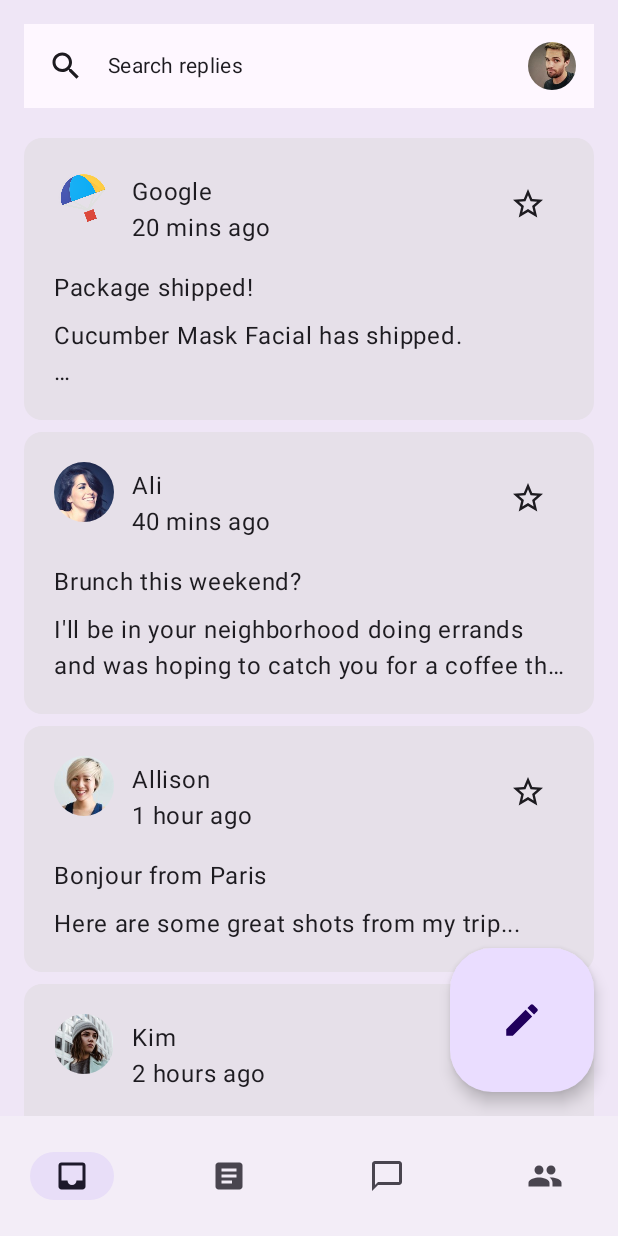
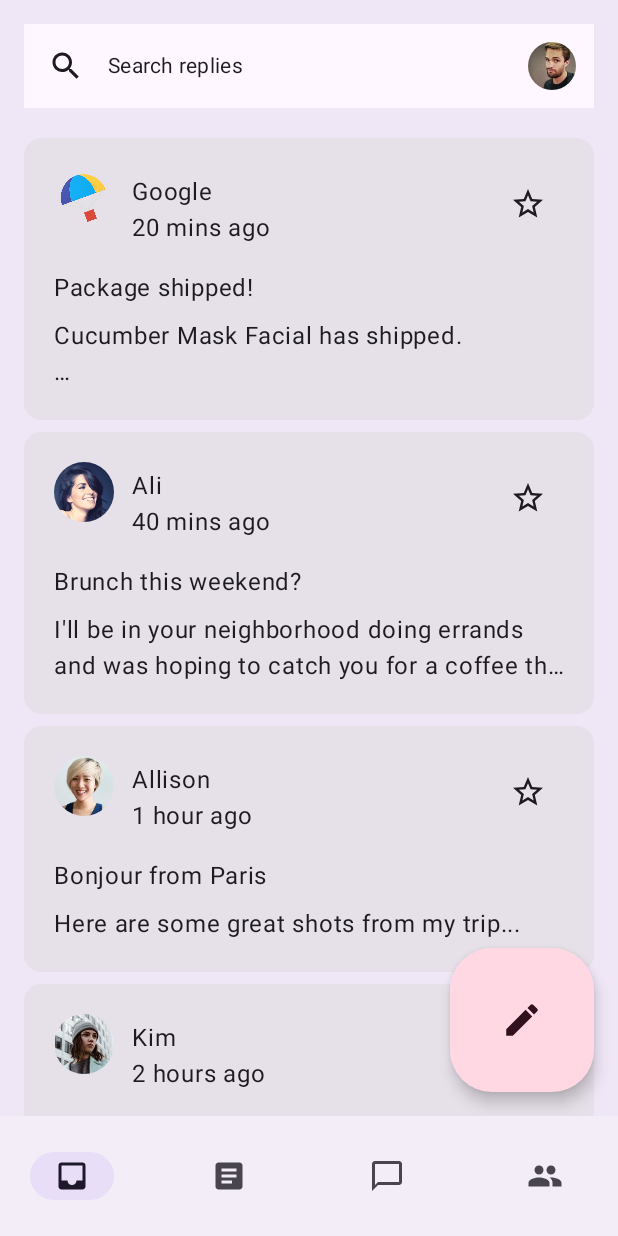
Before and after one commit to koumiaomiao/ThemingCodelab, an Android app built with Jetpack Compose: the screen it shows after launch (MainActivity), on a phone screen of 412 x 824 dp. Run offline under Robolectric (Android 15) with nearby library versions, the phone set to English and light mode, and no system bars.

Commit message:
update floatbutton background

```diff
--- a/app/src/main/java/com/example/reply/ui/ReplyListContent.kt
+++ b/app/src/main/java/com/example/reply/ui/ReplyListContent.kt
@@ -30,6 +30,7 @@ import androidx.compose.material.icons.Icons
 import androidx.compose.material.icons.filled.Edit
 import androidx.compose.material3.Icon
 import androidx.compose.material3.LargeFloatingActionButton
+import androidx.compose.material3.MaterialTheme
 import androidx.compose.runtime.Composable
 import androidx.compose.ui.Alignment
 import androidx.compose.ui.Modifier
@@ -67,6 +68,8 @@ fun ReplyInboxScreen(
             modifier = Modifier
                 .align(Alignment.BottomEnd)
                 .padding(16.dp),
+            containerColor = MaterialTheme.colorScheme.tertiaryContainer,
+            contentColor = MaterialTheme.colorScheme.onTertiaryContainer
         ) {
             Icon(
                 imageVector = Icons.Default.Edit,
```
